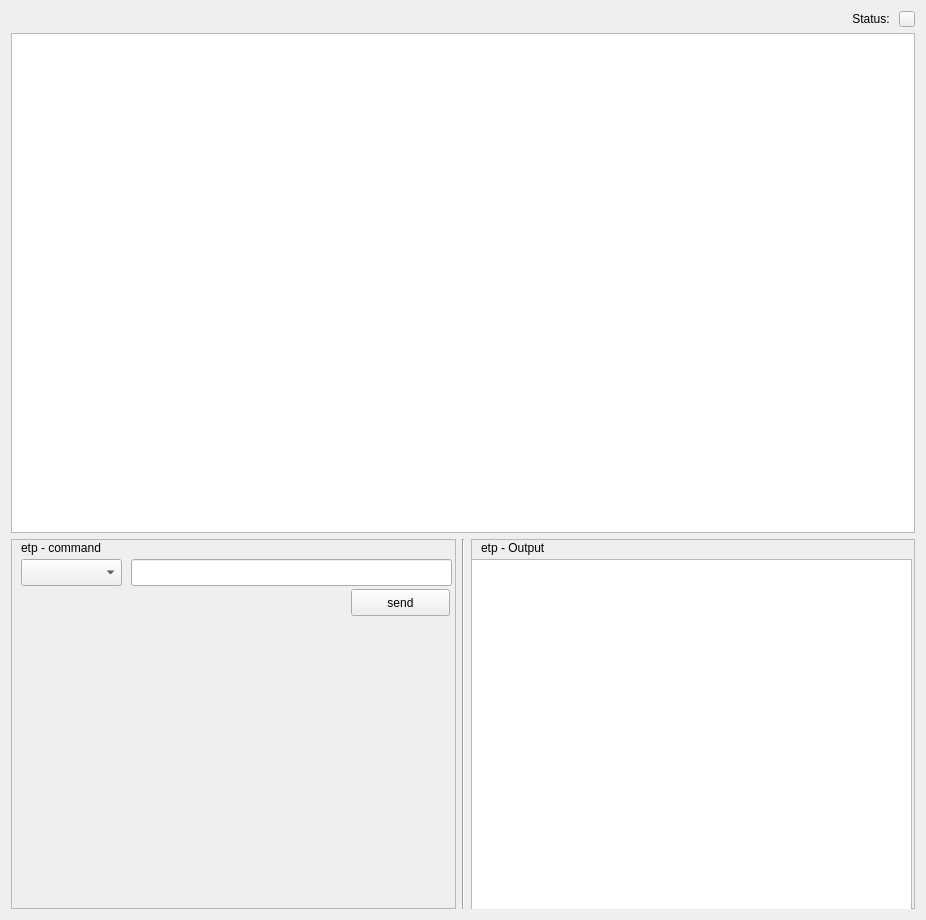
Qt form src/Resources/PQEtpPanel.ui (F2I-Consulting/fespp) before a commit.
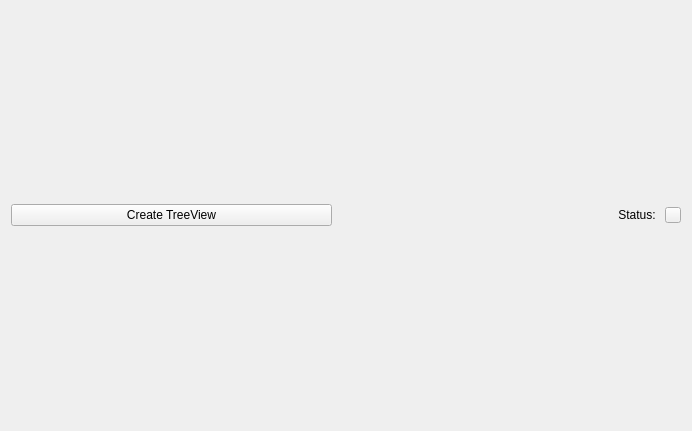
The same form after that commit.

```diff
--- a/src/Resources/PQEtpPanel.ui
+++ b/src/Resources/PQEtpPanel.ui
@@ -6,8 +6,8 @@
    <rect>
     <x>0</x>
     <y>0</y>
-    <width>926</width>
-    <height>920</height>
+    <width>692</width>
+    <height>431</height>
    </rect>
   </property>
   <property name="windowTitle">
@@ -21,6 +21,16 @@
      </property>
      <item>
       <layout class="QHBoxLayout" name="horizontalLayout_2">
+       <property name="sizeConstraint">
+        <enum>QLayout::SetMinimumSize</enum>
+       </property>
+       <item>
+        <widget class="QPushButton" name="refresh">
+         <property name="text">
+          <string>Create TreeView</string>
+         </property>
+        </widget>
+       </item>
        <item>
         <widget class="QLabel" name="label">
          <property name="text">
@@ -46,142 +56,6 @@
        </item>
       </layout>
      </item>
-     <item>
-      <widget class="QTreeWidget" name="treeWidget">
-       <property name="maximumSize">
-        <size>
-         <width>16777215</width>
-         <height>500</height>
-        </size>
-       </property>
-       <property name="editTriggers">
-        <set>QAbstractItemView::NoEditTriggers</set>
-       </property>
-       <property name="showDropIndicator" stdset="0">
-        <bool>false</bool>
-       </property>
-       <property name="expandsOnDoubleClick">
-        <bool>false</bool>
-       </property>
-       <attribute name="headerVisible">
-        <bool>false</bool>
-       </attribute>
-       <attribute name="headerDefaultSectionSize">
-        <number>0</number>
-       </attribute>
-       <column>
-        <property name="text">
-         <string notr="true">1</string>
-        </property>
-       </column>
-      </widget>
-     </item>
-     <item>
-      <layout class="QHBoxLayout" name="horizontalLayout">
-       <item>
-        <widget class="QFrame" name="EtpCommandFrame">
-         <property name="maximumSize">
-          <size>
-           <width>906</width>
-           <height>16777215</height>
-          </size>
-         </property>
-         <property name="frameShape">
-          <enum>QFrame::StyledPanel</enum>
-         </property>
-         <property name="frameShadow">
-          <enum>QFrame::Raised</enum>
-         </property>
-         <widget class="QLabel" name="EtpCommandLabel">
-          <property name="geometry">
-           <rect>
-            <x>10</x>
-            <y>0</y>
-            <width>431</width>
-            <height>17</height>
-           </rect>
-          </property>
-          <property name="text">
-           <string>etp - command</string>
-          </property>
-         </widget>
-         <widget class="QComboBox" name="EtpCommand">
-          <property name="geometry">
-           <rect>
-            <x>10</x>
-            <y>20</y>
-            <width>101</width>
-            <height>27</height>
-           </rect>
-          </property>
-         </widget>
-         <widget class="QLineEdit" name="EtpCommandArgument">
-          <property name="geometry">
-           <rect>
-            <x>120</x>
-            <y>20</y>
-            <width>321</width>
-            <height>27</height>
-           </rect>
-          </property>
-         </widget>
-         <widget class="QPushButton" name="EtpSendButton">
-          <property name="geometry">
-           <rect>
-            <x>340</x>
-            <y>50</y>
-            <width>99</width>
-            <height>27</height>
-           </rect>
-          </property>
-          <property name="text">
-           <string>send</string>
-          </property>
-         </widget>
-        </widget>
-       </item>
-       <item>
-        <widget class="Line" name="line">
-         <property name="orientation">
-          <enum>Qt::Vertical</enum>
-         </property>
-        </widget>
-       </item>
-       <item>
-        <widget class="QFrame" name="EtpOut">
-         <property name="frameShape">
-          <enum>QFrame::StyledPanel</enum>
-         </property>
-         <property name="frameShadow">
-          <enum>QFrame::Raised</enum>
-         </property>
-         <widget class="QLabel" name="EtpOutputLabel">
-          <property name="geometry">
-           <rect>
-            <x>10</x>
-            <y>0</y>
-            <width>431</width>
-            <height>17</height>
-           </rect>
-          </property>
-          <property name="text">
-           <string>etp - Output</string>
-          </property>
-         </widget>
-         <widget class="QTextBrowser" name="EtpTextBrowser">
-          <property name="geometry">
-           <rect>
-            <x>0</x>
-            <y>20</y>
-            <width>441</width>
-            <height>361</height>
-           </rect>
-          </property>
-         </widget>
-        </widget>
-       </item>
-      </layout>
-     </item>
     </layout>
    </item>
   </layout>
```
Left out of the diff: 2 changed lines with no effect on the pictures.
